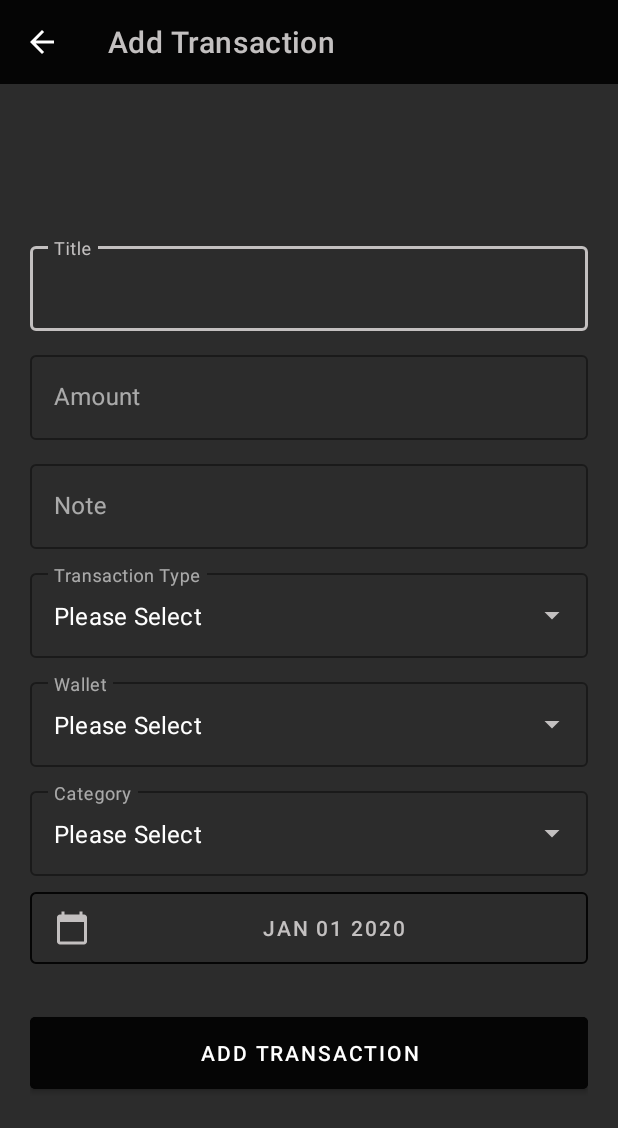
After one commit to JohnDanielTejero/WalTrack_v2, an Android app: the TransactionAddActivity screen opened directly, with no data from a screen before it, on a phone screen of 412 x 824 dp. The commit adds this screen. Shown: the top 1128 px of the screen. Run offline under Robolectric (Android 15) with nearby library versions, the phone set to English and light mode, and no system bars.

Commit message:
progress as of 11/18/23
Added:
  AddWalletActivity.kt
  TransactionAddActivity.kt
  AddItemHandler.kt
  add_item_layout.xml

```diff
--- /dev/null
+++ b/app/src/main/java/com/jdt/waltrackv2/view/TransactionAddActivity.kt
@@ -0,0 +1,54 @@
+package com.jdt.waltrackv2.view
+
+import android.app.Activity
+import android.graphics.PorterDuff
+import android.graphics.PorterDuffColorFilter
+import androidx.appcompat.app.AppCompatActivity
+import android.os.Bundle
+import android.view.inputmethod.InputMethodManager
+import android.widget.AutoCompleteTextView
+import androidx.core.content.ContextCompat
+import androidx.core.graphics.drawable.DrawableCompat
+import com.jdt.waltrackv2.R
+import com.jdt.waltrackv2.databinding.ActivityTransactionAddBinding
+
+class TransactionAddActivity : AppCompatActivity() {
+
+    private lateinit var binding : ActivityTransactionAddBinding
+    override fun onCreate(savedInstanceState: Bundle?) {
+        super.onCreate(savedInstanceState)
+        binding = ActivityTransactionAddBinding.inflate(layoutInflater)
+        setContentView(binding.root)
+
+        setSupportActionBar(binding.toolbar)
+        val actionbar = supportActionBar
+        actionbar?.title = "Add Transaction"
+        actionbar?.setDisplayHomeAsUpEnabled(true)
+        actionbar?.setDisplayShowTitleEnabled(true)
+
+        val navigationIcon = binding.toolbar.navigationIcon
+
+        navigationIcon?.let {
+            val color = ContextCompat.getColor(this, R.color.white)
+            DrawableCompat.setTint(it, color)
+            binding.toolbar.navigationIcon = it
+        }
+        binding.toolbar.setNavigationOnClickListener{
+            finish()
+        }
+
+        removeKeyboardDisplayForCustomSpinner(binding.transactionWallet)
+        removeKeyboardDisplayForCustomSpinner(binding.transactionType)
+        removeKeyboardDisplayForCustomSpinner(binding.transactionCategory)
+
+    }
+
+    private fun removeKeyboardDisplayForCustomSpinner(v: AutoCompleteTextView){
+        v.setOnFocusChangeListener { view, hasFocus ->
+            if (hasFocus) {
+                val inputMethodManager = getSystemService(Activity.INPUT_METHOD_SERVICE) as InputMethodManager
+                inputMethodManager.hideSoftInputFromWindow(view.windowToken, 0)
+            }
+        }
+    }
+}
--- /dev/null
+++ b/app/src/main/res/drawable/date_picker_button.xml
@@ -0,0 +1,31 @@
+<?xml version="1.0" encoding="utf-8"?>
+<selector xmlns:android="http://schemas.android.com/apk/res/android">
+    <item android:state_pressed="true">
+        <layer-list>
+            <item>
+                <shape android:shape="rectangle">
+                    <solid android:color="?customRippleBgColor"/>
+                    <corners android:radius="3dp"/>
+                </shape>
+            </item>
+            <item>
+                <shape android:shape="rectangle">
+                    <solid android:color="@android:color/transparent"/>
+                    <stroke
+                        android:width="1dp"
+                        android:color="?customTitleColor"/>
+                    <corners android:radius="3dp"/>
+                </shape>
+            </item>
+        </layer-list>
+    </item>
+    <item>
+        <shape android:shape="rectangle">
+            <solid android:color="@android:color/transparent"/>
+            <stroke
+                android:width="1dp"
+                android:color="?customTitleColor"/>
+            <corners android:radius="3dp"/>
+        </shape>
+    </item>
+</selector>
--- a/app/src/main/res/drawable/display_ripple_click.xml
+++ b/app/src/main/res/drawable/display_ripple_click.xml
@@ -4,10 +4,11 @@
         <shape android:shape="rectangle">
             <solid android:color="?customRippleBgColor"/>
             <corners android:radius="3dp"/>
+
         </shape>
     </item>
     <item>
-        <ripple xmlns:android="http://schemas.android.com/apk/res/android"
+        <ripple
             android:color="?customRippleColorAlt">
             <item android:id="@android:id/mask">
                 <shape android:shape="rectangle">
--- /dev/null
+++ b/app/src/main/res/drawable/ic_add_symbol.xml
@@ -0,0 +1,5 @@
+<vector android:height="24dp" android:tint="#000000"
+    android:viewportHeight="24" android:viewportWidth="24"
+    android:width="24dp" xmlns:android="http://schemas.android.com/apk/res/android">
+    <path android:fillColor="@android:color/white" android:pathData="M19,13h-6v6h-2v-6H5v-2h6V5h2v6h6v2z"/>
+</vector>
--- /dev/null
+++ b/app/src/main/res/drawable/ic_calendar.xml
@@ -0,0 +1,5 @@
+<vector android:height="24dp" android:tint="#000000"
+    android:viewportHeight="24" android:viewportWidth="24"
+    android:width="24dp" xmlns:android="http://schemas.android.com/apk/res/android">
+    <path android:fillColor="@android:color/white" android:pathData="M20,3h-1L19,1h-2v2L7,3L7,1L5,1v2L4,3c-1.1,0 -2,0.9 -2,2v16c0,1.1 0.9,2 2,2h16c1.1,0 2,-0.9 2,-2L22,5c0,-1.1 -0.9,-2 -2,-2zM20,21L4,21L4,8h16v13z"/>
+</vector>
--- /dev/null
+++ b/app/src/main/res/layout/activity_transaction_add.xml
@@ -0,0 +1,169 @@
+<?xml version="1.0" encoding="utf-8"?>
+<androidx.constraintlayout.widget.ConstraintLayout
+    xmlns:android="http://schemas.android.com/apk/res/android"
+    xmlns:app="http://schemas.android.com/apk/res-auto"
+    xmlns:tools="http://schemas.android.com/tools"
+    android:layout_width="match_parent"
+    android:layout_height="match_parent"
+    tools:context=".view.TransactionAddActivity">
+
+    <androidx.appcompat.widget.Toolbar
+        app:titleTextColor="?colorOnPrimary"
+        android:id="@+id/toolbar"
+        android:layout_width="match_parent"
+        android:layout_height="?attr/actionBarSize"
+        android:background="?colorPrimary"
+        android:theme="@style/ThemeOverlay.AppCompat.DayNight.ActionBar"
+        app:layout_constraintEnd_toEndOf="parent"
+        app:layout_constraintHorizontal_bias="0.0"
+        app:layout_constraintStart_toStartOf="parent"
+        app:layout_constraintTop_toTopOf="parent" />
+
+    <ScrollView
+        android:background="?formBackground"
+        android:fillViewport="true"
+        android:layout_width="match_parent"
+        app:layout_constraintBottom_toBottomOf="parent"
+        app:layout_constraintEnd_toEndOf="parent"
+        app:layout_constraintHorizontal_bias="0.0"
+        app:layout_constraintStart_toStartOf="parent"
+        app:layout_constraintTop_toBottomOf="@id/toolbar"
+        app:layout_constraintVertical_bias="0.0"
+        android:layout_height="0dp"
+        app:layout_constraintHeight_min="300dp">
+        <LinearLayout
+            android:layout_gravity="center"
+            android:gravity="center"
+            android:layout_width="match_parent"
+            android:layout_height="wrap_content"
+            android:orientation="vertical"
+            android:paddingHorizontal="20sp"
+            android:paddingVertical="10sp">
+
+            <com.google.android.material.textfield.TextInputLayout
+                style="@style/Widget.MaterialComponents.TextInputLayout.OutlinedBox"
+                android:layout_width="match_parent"
+                android:layout_height="wrap_content"
+                android:layout_marginVertical="5sp"
+                android:hint="Title"
+                app:boxStrokeColor="?customTitleColor"
+                app:hintAnimationEnabled="true"
+                app:hintTextColor="?customTitleColor">
+
+                <com.google.android.material.textfield.TextInputEditText
+                    android:id="@+id/transaction_title"
+                    android:layout_width="match_parent"
+                    android:layout_height="wrap_content"
+                    android:inputType="text" />
+            </com.google.android.material.textfield.TextInputLayout>
+
+            <com.google.android.material.textfield.TextInputLayout
+                style="@style/Widget.MaterialComponents.TextInputLayout.OutlinedBox"
+                android:layout_width="match_parent"
+                android:layout_height="wrap_content"
+                android:layout_marginVertical="5sp"
+                android:hint="Amount"
+                app:boxStrokeColor="?customTitleColor"
+                app:hintAnimationEnabled="true"
+                app:hintTextColor="?customTitleColor">
+
+                <com.google.android.material.textfield.TextInputEditText
+                    android:id="@+id/transaction_amount"
+                    android:layout_width="match_parent"
+                    android:layout_height="wrap_content"
+                    android:inputType="numberDecimal" />
+            </com.google.android.material.textfield.TextInputLayout>
+            <com.google.android.material.textfield.TextInputLayout
+                style="@style/Widget.MaterialComponents.TextInputLayout.OutlinedBox"
+                android:layout_width="match_parent"
+                android:layout_height="wrap_content"
+                android:layout_marginVertical="5sp"
+                android:hint="Note"
+                app:boxStrokeColor="?customTitleColor"
+                app:hintAnimationEnabled="true"
+                app:hintTextColor="?customTitleColor">
+
+                <com.google.android.material.textfield.TextInputEditText
+                    android:id="@+id/transaction_note"
+                    android:layout_width="match_parent"
+                    android:layout_height="wrap_content"
+                    android:inputType="text" />
+            </com.google.android.material.textfield.TextInputLayout>
+
+            <com.google.android.material.textfield.TextInputLayout
+                style="@style/OutlinedBoxCustomStyle"
+                android:layout_width="match_parent"
+                android:layout_height="wrap_content"
+                android:layout_marginVertical="5sp"
+                android:hint="Transaction Type"
+                app:boxStrokeColor="?customTitleColor"
+                app:hintAnimationEnabled="true"
+                app:hintTextColor="?customTitleColor">
+
+                <AutoCompleteTextView
+                    android:id="@+id/transaction_type"
+                    android:layout_width="match_parent"
+                    android:layout_height="match_parent"
+                    android:inputType="none"
+                    android:text="Please Select" />
+            </com.google.android.material.textfield.TextInputLayout>
+
+            <com.google.android.material.textfield.TextInputLayout
+                style="@style/OutlinedBoxCustomStyle"
+                android:layout_width="match_parent"
+                android:layout_height="wrap_content"
+                android:layout_marginVertical="5sp"
+                android:hint="Wallet"
+                app:boxStrokeColor="?customTitleColor"
+                app:hintAnimationEnabled="true"
+                app:hintTextColor="?customTitleColor">
+
+                <AutoCompleteTextView
+                    android:id="@+id/transaction_wallet"
+                    android:layout_width="match_parent"
+                    android:layout_height="match_parent"
+                    android:inputType="none"
+                    android:text="Please Select" />
+            </com.google.android.material.textfield.TextInputLayout>
+
+            <com.google.android.material.textfield.TextInputLayout
+                style="@style/OutlinedBoxCustomStyle"
+                android:layout_width="match_parent"
+                android:layout_height="wrap_content"
+                android:layout_marginVertical="5sp"
+                android:hint="Category"
+                app:boxStrokeColor="?customTitleColor"
+                app:hintAnimationEnabled="true"
+                app:hintTextColor="?customTitleColor">
+
+                <AutoCompleteTextView
+                    android:id="@+id/transaction_category"
+                    android:layout_width="match_parent"
+                    android:layout_height="match_parent"
+                    android:inputType="none"
+                    android:text="Please Select" />
+            </com.google.android.material.textfield.TextInputLayout>
+            <com.google.android.material.button.MaterialButton
+                android:id="@+id/date_picker_button"
+                android:layout_width="match_parent"
+                android:layout_height="wrap_content"
+                android:layout_marginVertical="5sp"
+                android:background="@drawable/date_picker_button"
+                android:drawableLeft="@drawable/ic_calendar"
+                android:drawableTint="?customTitleColor"
+                android:gravity="center"
+                android:text="JAN 01 2020"
+                android:textColor="?customTitleColor" />
+
+            <com.google.android.material.button.MaterialButton
+                android:id="@+id/transaction_submit"
+                android:layout_marginTop="30sp"
+                android:layout_width="match_parent"
+                android:layout_height="wrap_content"
+                android:textColor="@color/white"
+                android:text="Add Transaction"
+                android:background="@drawable/display_ripple_click"/>
+        </LinearLayout>
+    </ScrollView>
+
+</androidx.constraintlayout.widget.ConstraintLayout>
```
Also changed, not shown: app/src/main/AndroidManifest.xml (+12 -2 lines), app/src/main/java/com/jdt/waltrackv2/utils/AddItemHandler.kt (added, +16 -0 lines), app/src/main/java/com/jdt/waltrackv2/view/AddWalletActivity.kt (added, +35 -0 lines), app/src/main/java/com/jdt/waltrackv2/view/fragments/ExpensesFragment.kt (+9 -2 lines), app/src/main/java/com/jdt/waltrackv2/view/fragments/IncomeFragment.kt (+14 -2 lines), app/src/main/java/com/jdt/waltrackv2/view/fragments/WalletFragment.kt (+11 -1 lines), app/src/main/res/drawable/display_ripple_click_alt_2.xml (added, +16 -0 lines), app/src/main/res/layout/activity_add_wallet.xml (added, +80 -0 lines), app/src/main/res/layout/add_item_layout.xml (added, +11 -0 lines), app/src/main/res/layout/fragment_expenses.xml (+20 -4 lines), app/src/main/res/layout/fragment_income.xml (+11 -0 lines), app/src/main/res/layout/fragment_wallet.xml (+11 -0 lines).
